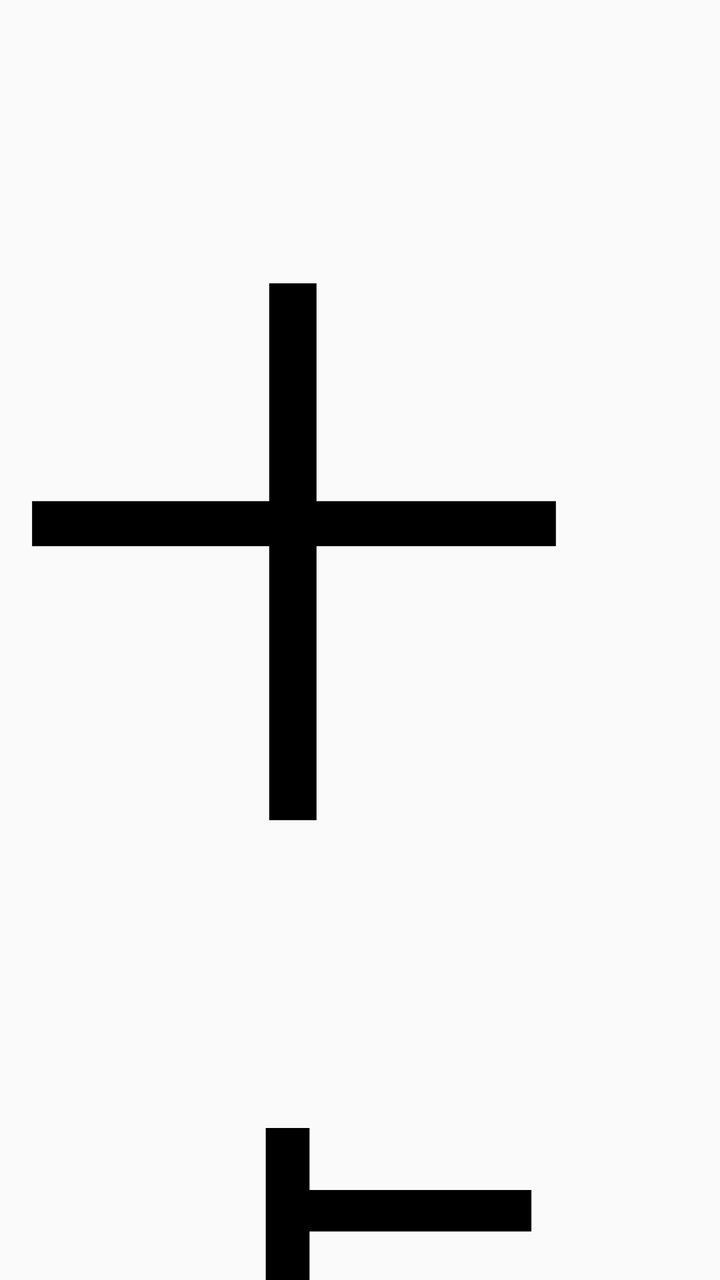
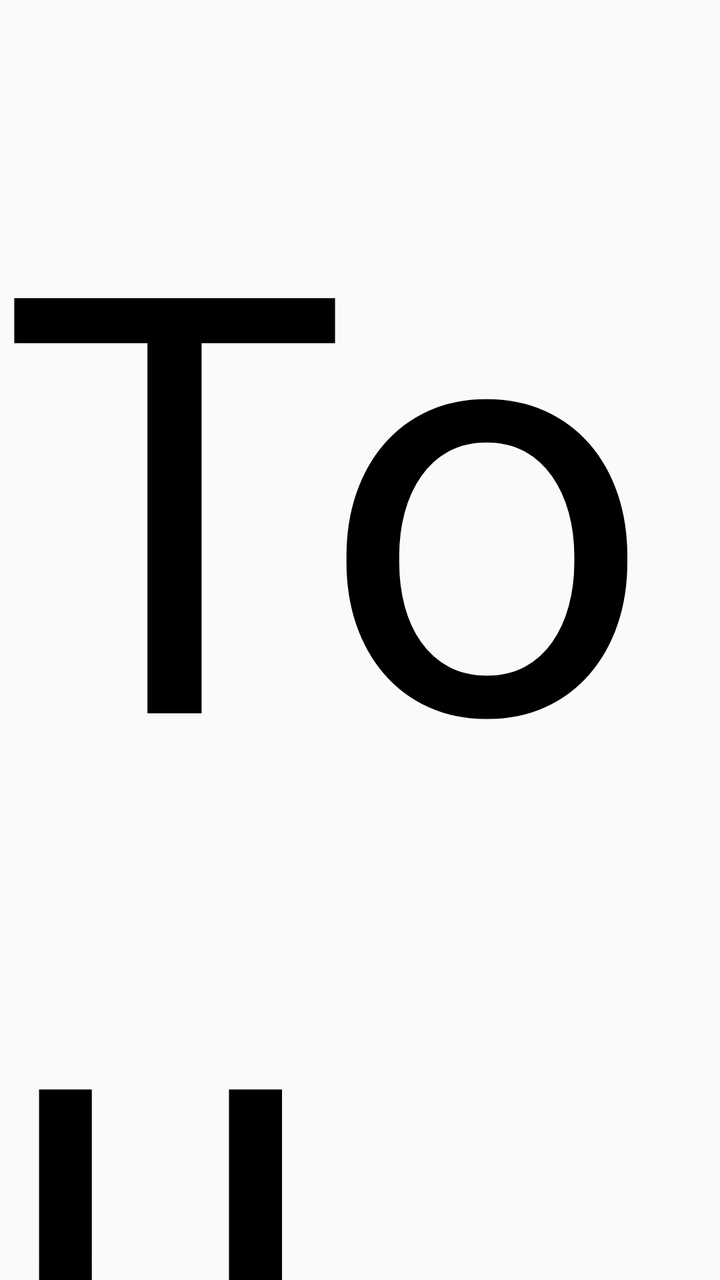

Compare the two renders of this Android layout. The source of the first and the diff that turns it into the second are given below.
<!-- AndroidManifest.xml: application theme NoTitle -->
<!-- res/layout/activity_show_view_two.xml -->
<?xml version="1.0" encoding="utf-8"?>
<androidx.constraintlayout.widget.ConstraintLayout xmlns:android="http://schemas.android.com/apk/res/android"
    xmlns:app="http://schemas.android.com/apk/res-auto"
    xmlns:tools="http://schemas.android.com/tools"

    android:layout_width="match_parent"
    android:layout_height="match_parent">


    <FrameLayout
        android:id="@+id/FrameLayoutDragImage"
        android:layout_width="match_parent"
        android:layout_height="match_parent"
        app:layout_constraintBottom_toBottomOf="parent"
        app:layout_constraintEnd_toEndOf="parent"
        app:layout_constraintStart_toStartOf="parent"
        app:layout_constraintTop_toTopOf="parent"/>




    <TextView
        android:textColor="@color/colorFont"
        android:layout_width="wrap_content"
        android:layout_height="wrap_content"
        android:textSize="18dp"
        android:text="（完成测试请连续点击标题4次进入下一步）"
        app:layout_constraintEnd_toEndOf="parent"
        app:layout_constraintStart_toStartOf="parent"
        app:layout_constraintTop_toBottomOf="@+id/textView3" />

    <TextView

        android:id="@+id/textView3"
        android:layout_width="wrap_content"
        android:layout_height="wrap_content"
        android:layout_marginTop="48dp"
        android:text="十点触摸、交叉划线"
        android:textColor="@color/black"
        android:textSize="50mm"
        app:layout_constraintEnd_toEndOf="parent"
        app:layout_constraintStart_toStartOf="parent"
        app:layout_constraintTop_toTopOf="parent" />

</androidx.constraintlayout.widget.ConstraintLayout>
<!-- resources referenced by this layout -->
<resources>
  <color name="black">#FF000000</color>
  <color name="colorFont">#9DACC8</color>
  <style name="NoTitle" parent="Theme.AppCompat.Light.NoActionBar">
          <item name="colorPrimary">@color/colorMain</item>
          <item name="colorPrimaryDark">@color/colorMain</item>
          <item name="colorAccent">@color/colorMain</item>
      </style>
  <color name="colorMain">#1D2D4B</color>
</resources>

<!-- the commit's change to res/layout/activity_show_view_two.xml (unified diff, before → after) -->
@@ -24,7 +24,7 @@
         android:layout_width="wrap_content"
         android:layout_height="wrap_content"
         android:textSize="18dp"
-        android:text="（完成测试请连续点击标题4次进入下一步）"
+        android:text="@string/touch_view_masg_tow"
         app:layout_constraintEnd_toEndOf="parent"
         app:layout_constraintStart_toStartOf="parent"
         app:layout_constraintTop_toBottomOf="@+id/textView3" />
@@ -35,7 +35,7 @@
         android:layout_width="wrap_content"
         android:layout_height="wrap_content"
         android:layout_marginTop="48dp"
-        android:text="十点触摸、交叉划线"
+        android:text="@string/touch_view_masg_one"
         android:textColor="@color/black"
         android:textSize="50mm"
         app:layout_constraintEnd_toEndOf="parent"
<!-- resource entries referenced after the edit -->
@@ -2,6 +2,8 @@
 <resources>
   <color name="black">#FF000000</color>
   <color name="colorFont">#9DACC8</color>
+  <string name="touch_view_masg_one">Touch and cross line at ten</string>
+  <string name="touch_view_masg_tow">(To complete the test, please click the title 4 times consecutively to enter the next step)</string>
   <style name="NoTitle" parent="Theme.AppCompat.Light.NoActionBar">
           <item name="colorPrimary">@color/colorMain</item>
           <item name="colorPrimaryDark">@color/colorMain</item>
